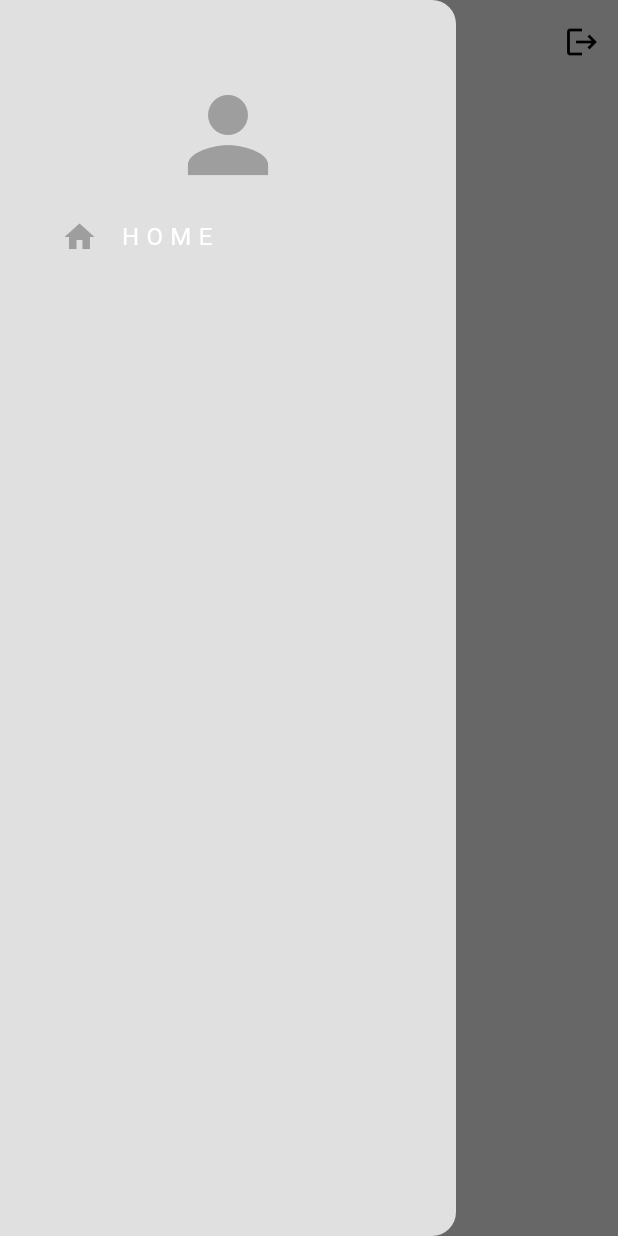
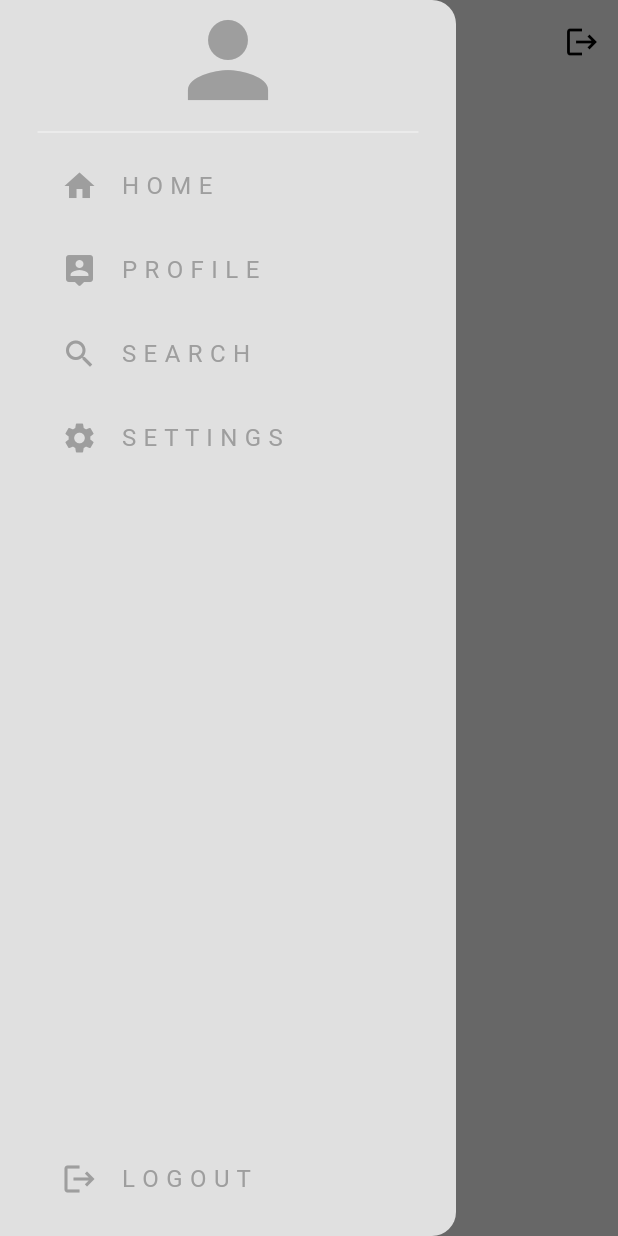
Before and after one commit to Ravio-ai/myapp, a Flutter app: the HomePage screen opened directly, with the side drawer open, on a phone screen of 412 x 824 dp. Run offline on Flutter 3.47's test engine with Material 3 defaults, Android fonts, the phone set to English and light mode, and no system bars; our stand-ins replace cloud_firestore, firebase_auth, firebase_core, flutter_bloc; accounts and stored records are empty.

Commit message:
making drawer button action

```diff
--- a/lib/featurs/post/presentation.pages/componenets/my_drawer.dart
+++ b/lib/featurs/post/presentation.pages/componenets/my_drawer.dart
@@ -1,4 +1,8 @@
+import 'dart:math';
+
 import 'package:flutter/material.dart';
+import 'package:flutter_bloc/flutter_bloc.dart';
+import 'package:myapp/featurs/auth/presentation/cubits/auth_cubit.dart';
 import 'package:myapp/featurs/post/presentation.pages/componenets/my_drawer_tile.dart';
 
 class MyDrawer extends StatelessWidget {
@@ -12,17 +16,51 @@ class MyDrawer extends StatelessWidget {
         child: Padding(
           padding: const EdgeInsets.symmetric(horizontal: 25.0),
           child: Column(
+            crossAxisAlignment: CrossAxisAlignment.center,
             children: [
-              const SizedBox(height: 50),
-              Icon(
-                Icons.person,
-                size: 80,
-                color: Theme.of(context).colorScheme.primary,
+              Padding(
+                padding: const EdgeInsets.symmetric(
+                  horizontal: 50.0,
+                ),
+                child: Icon(
+                  Icons.person,
+                  size: 80,
+                  color: Theme.of(context).colorScheme.primary,
+                ),
+              ),
+              Divider(
+                color: Theme.of(context).colorScheme.secondary,
               ),
               MyDrawerTile(
                 title: "H O M E",
                 icon: Icons.home,
+                onTap: () => Navigator.pop(context),
+              ),
+              MyDrawerTile(
+                title: "P R O F I L E",
+                icon: Icons.person_pin_rounded,
                 onTap: () {},
+              ),
+              MyDrawerTile(
+                title: "S E A R C H",
+                icon: Icons.search,
+                onTap: () {},
+              ),
+              MyDrawerTile(
+                title: "S E T T I N G S",
+                icon: Icons.settings,
+                onTap: () {},
+              ),
+              const Spacer(),
+              MyDrawerTile(
+                title: "L O G O U T",
+                icon: Icons.logout,
+                onTap: () {
+                  context.read<AuthCubit>().logout();
+                },
+              ),
+              const SizedBox(
+                height: 10,
               )
             ],
           ),
--- a/lib/featurs/post/presentation.pages/componenets/my_drawer_tile.dart
+++ b/lib/featurs/post/presentation.pages/componenets/my_drawer_tile.dart
@@ -13,7 +13,7 @@ class MyDrawerTile extends StatelessWidget {
       title: Text(
         title,
         style: TextStyle(
-          color: Theme.of(context).colorScheme.inversePrimary,
+          color: Theme.of(context).colorScheme.primary,
         ),
       ),
       leading: Icon(
```
